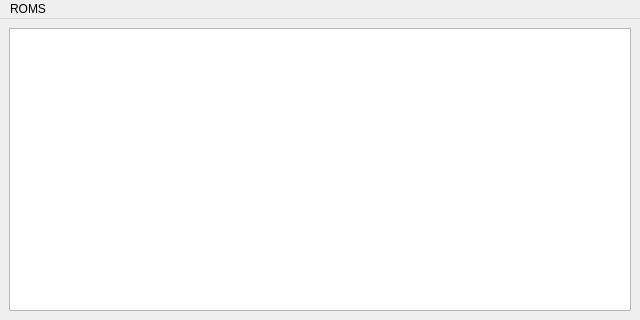
This is src/mainwindow.ui in KiwiGrenade/CHIP-8 as Qt 5 draws it before an edit. The edited form follows.
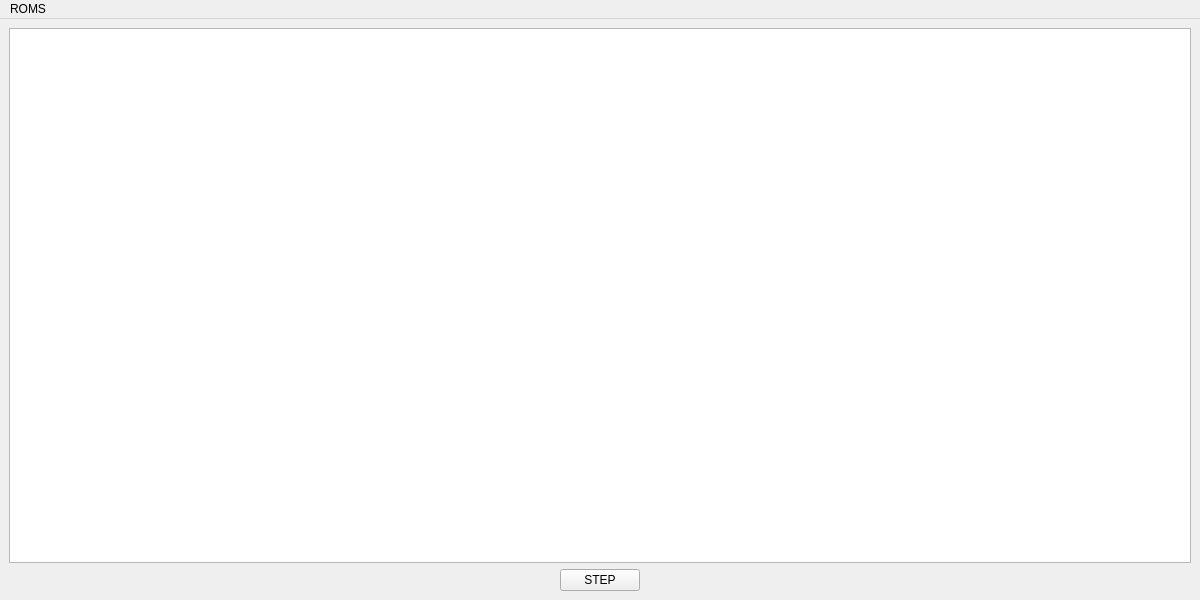
This is the edited form. Icons and pictures are not drawn.

Diff of the .ui file:
```diff
--- a/src/mainwindow.ui
+++ b/src/mainwindow.ui
@@ -6,8 +6,8 @@
    <rect>
     <x>0</x>
     <y>0</y>
-    <width>640</width>
-    <height>320</height>
+    <width>1200</width>
+    <height>600</height>
    </rect>
   </property>
   <property name="windowTitle">
@@ -28,6 +28,22 @@
       </property>
      </widget>
     </item>
+    <item alignment="Qt::AlignmentFlag::AlignHCenter|Qt::AlignmentFlag::AlignBottom">
+     <widget class="QPushButton" name="pushButton">
+      <property name="text">
+       <string>STEP</string>
+      </property>
+      <property name="autoDefault">
+       <bool>false</bool>
+      </property>
+      <property name="default">
+       <bool>false</bool>
+      </property>
+      <property name="flat">
+       <bool>false</bool>
+      </property>
+     </widget>
+    </item>
    </layout>
   </widget>
   <widget class="QMenuBar" name="menuBar">
@@ -35,7 +51,7 @@
     <rect>
      <x>0</x>
      <y>0</y>
-     <width>640</width>
+     <width>1200</width>
      <height>19</height>
     </rect>
    </property>
```
